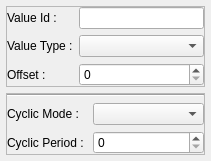
Before: the Qt Designer form src/widget/quamodbusvaluewidgetedit.ui in juangburgos/QUaModbusClient, drawn with Qt 5.
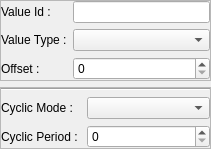
After: the same form once the commit is applied. Custom widgets are drawn as their Qt base class.

The edit to the form file:
```diff
--- a/src/widget/quamodbusvaluewidgetedit.ui
+++ b/src/widget/quamodbusvaluewidgetedit.ui
@@ -7,7 +7,7 @@
     <x>0</x>
     <y>0</y>
     <width>211</width>
-    <height>149</height>
+    <height>137</height>
    </rect>
   </property>
   <property name="windowTitle">
@@ -15,16 +15,16 @@
   </property>
   <layout class="QVBoxLayout" name="verticalLayout">
    <property name="leftMargin">
-    <number>6</number>
+    <number>0</number>
    </property>
    <property name="topMargin">
-    <number>6</number>
+    <number>0</number>
    </property>
    <property name="rightMargin">
-    <number>6</number>
+    <number>0</number>
    </property>
    <property name="bottomMargin">
-    <number>6</number>
+    <number>0</number>
    </property>
    <item>
     <widget class="QFrame" name="frameSettings">
```
